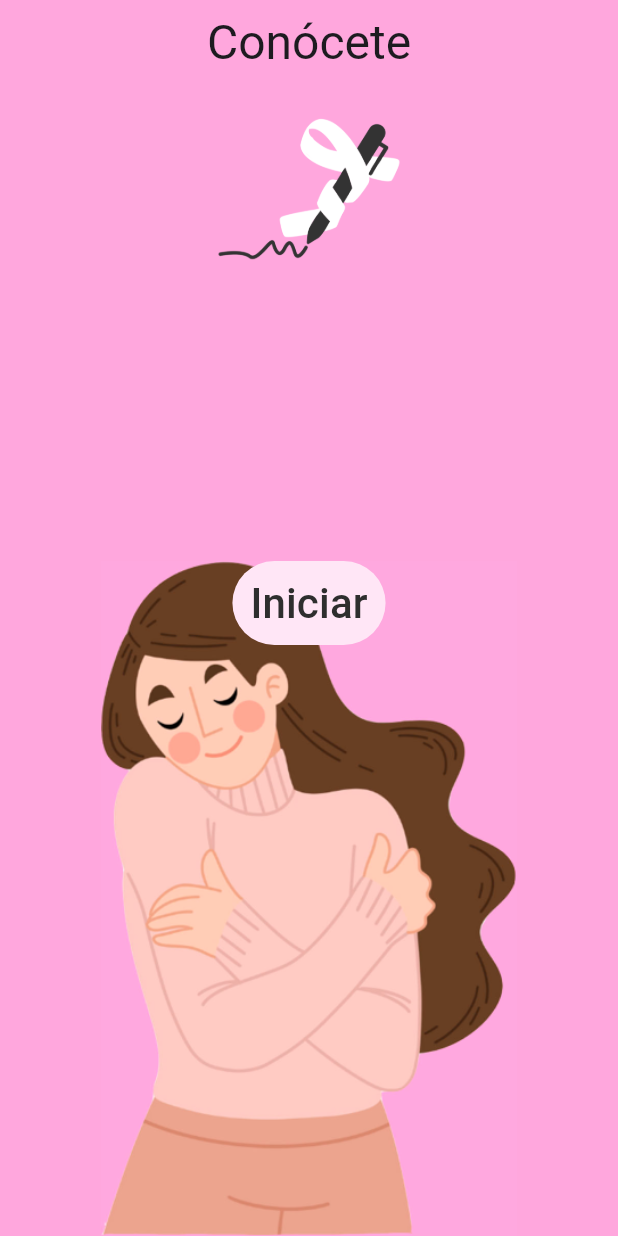
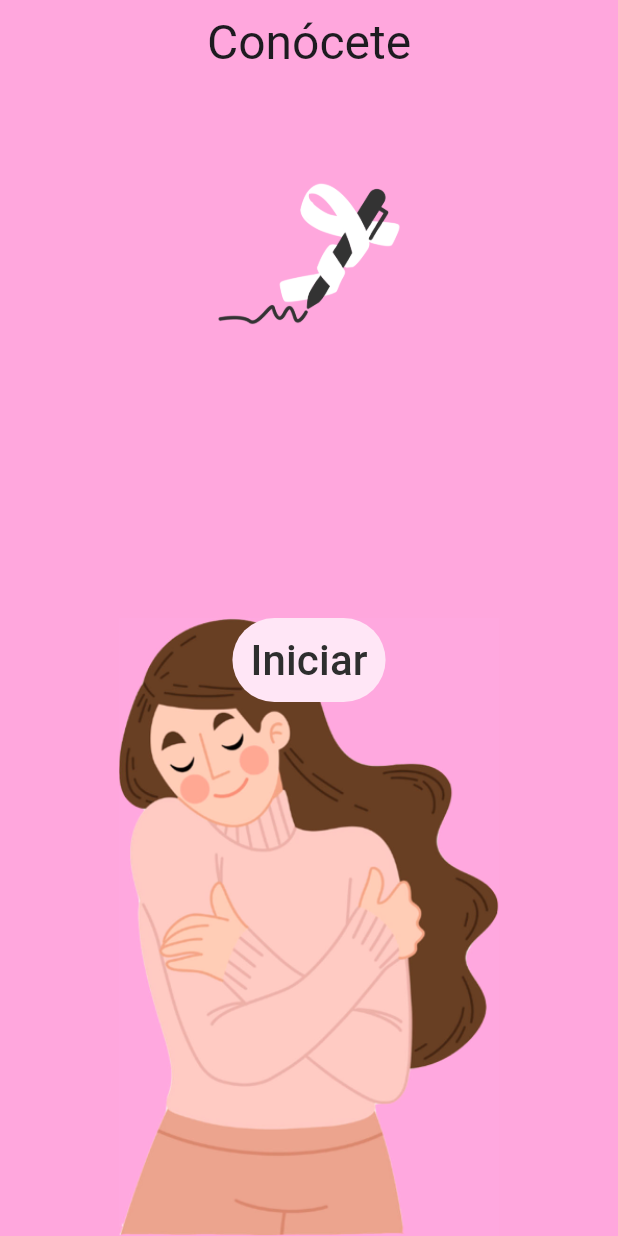
Before and after one commit to Carlos19men/App_movile_conocete, a Flutter app: the Onboarding screen opened directly, on a phone screen of 412 x 824 dp. Run offline on Flutter 3.47's test engine with Material 3 defaults, Android fonts, the phone set to English and light mode, and no system bars; our stand-ins replace flutter_svg, google_fonts; statements that could not run were skipped.

Commit message:
tipousr1

```diff
--- a/conocete/lib/ui/pages/LogReg/LogReg.dart
+++ b/conocete/lib/ui/pages/LogReg/LogReg.dart
@@ -2,6 +2,8 @@ import 'package:conocete/ui/pages/home/Home.dart';
 import 'package:conocete/ui/pages/test/Test.dart';
 import 'package:conocete/ui/pages/widgets/BotonApp.dart';
 import 'package:flutter/material.dart';
+
+import '../tipoUsr/TipoUsr.dart';
 
 class LogReg extends StatefulWidget {
   const LogReg({super.key});
@@ -243,7 +245,7 @@ class RegState extends StatelessWidget {
                       ),
                     ),
                   ),
-                  BotonNav(etiqueta: "Registrarse", sig: Test())
+                  BotonNav(etiqueta: "Registrarse", sig: TipoUsr())
                 ],
               ),)
 
--- a/conocete/lib/ui/pages/Onboarding/Onboarding.dart
+++ b/conocete/lib/ui/pages/Onboarding/Onboarding.dart
@@ -1,4 +1,6 @@
 import 'package:conocete/ui/pages/LogReg/LogReg.dart';
+import 'package:conocete/ui/pages/tipoUsr/TipoUsr.dart';
+import 'package:conocete/ui/pages/widgets/BotonApp.dart';
 import 'package:flutter/material.dart';
 
 
@@ -24,8 +26,8 @@ class Onboarding extends StatelessWidget {
         backgroundColor: Theme.of(context).primaryColor,
       body:Stack(
         children: [
-          Padding(padding: EdgeInsets.only(left: anchura* 0.3),
-          child: Image(image: AssetImage('assets/logo_app.png'), width: anchura * 0.4),
+          Center( heightFactor: 1.5,
+          child: Image(image: AssetImage('assets/logo_app.png'),width:altura*0.2,),
         ),
           Column(
               crossAxisAlignment: CrossAxisAlignment.center,
@@ -36,33 +38,13 @@ class Onboarding extends StatelessWidget {
                 Stack(
                     alignment:Alignment(0, -1),
                     children: [
-                      const Center(
+                       Center(
 
-                        child: Image(height: 450,
+                        child: Image(height: altura*0.5,
                           image: AssetImage('assets/chica_onboard.png'),
                         ),
                       ),
-                      Center(
-                        child: TextButton(
-                            style: ButtonStyle(
-                              foregroundColor: WidgetStateProperty.all<Color>(Color(0xff2e2e2e)),
-                              backgroundColor: WidgetStateProperty.resolveWith<Color?>(
-                                    (Set<WidgetState> states) {
-                                  if (states.contains(WidgetState.pressed)) {
-                                    return Theme.of(context).colorScheme.tertiary.withOpacity(0.5);
-                                  }
-                                  return Theme.of(context).colorScheme.secondary; // Use the component's default.
-                                },
-                              ),
-                            ),
-                            onPressed: () {
-                              Navigator.of(context).push(
-                                MaterialPageRoute(builder: (context) => const LogReg()),
-                              );
-                            },
-                            child: const Text('Iniciar',textScaler: TextScaler.linear(2),) ),
-
-                      ),
+                      BotonNav(etiqueta: "Iniciar", sig: LogReg())
                     ]),
               ]),
         ],
--- a/conocete/lib/ui/pages/home/Home.dart
+++ b/conocete/lib/ui/pages/home/Home.dart
@@ -11,6 +11,9 @@ class Home extends StatelessWidget {
     return Scaffold(
       appBar: AppBar(
         backgroundColor: Theme.of(context).colorScheme.primary,
+        title: const Center(
+          child: Text("Conócete"),
+        ),
       ),
       body: BotonNav(etiqueta: "Home", sig: LogReg()),
     );
--- a/conocete/pubspec.yaml
+++ b/conocete/pubspec.yaml
@@ -31,11 +31,11 @@ dependencies:
   flutter:
     sdk: flutter
 
-
   # The following adds the Cupertino Icons font to your application.
   # Use with the CupertinoIcons class for iOS style icons.
   cupertino_icons: ^1.0.8
   google_fonts: ^6.2.1
+  flutter_svg: ^1.0.0
 
 dev_dependencies:
   flutter_test:
```
Also changed, not shown: conocete/lib/ui/pages/tipoUsr/TipoUsr.dart (+13 -1 lines), conocete/assets/donor_persona_brand_crop.png (added), conocete/assets/eleccion_usr.svg (added), conocete/pubspec.lock.
